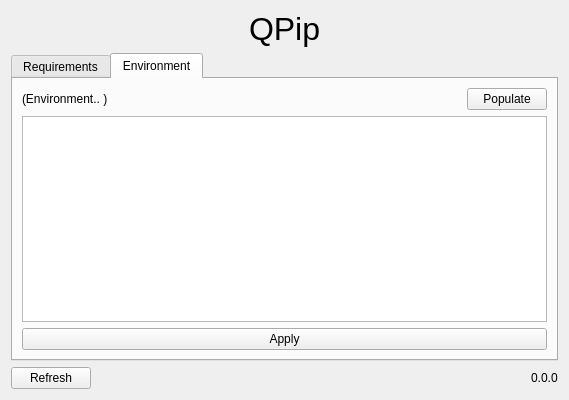
First picture: the form in qpip/configuration/options.ui, repository cnheider/eqip, before the edit.
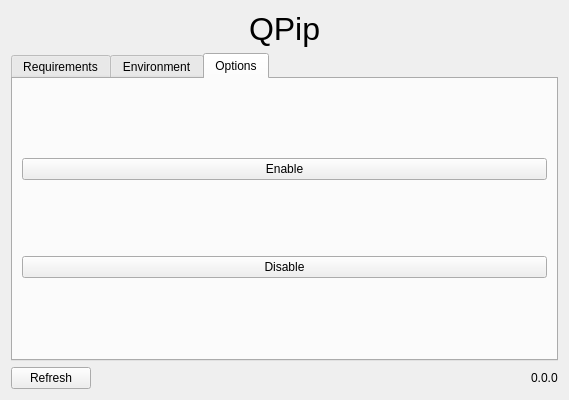
Second picture: the form after the edit.

Patch:
```diff
--- a/qpip/configuration/options.ui
+++ b/qpip/configuration/options.ui
@@ -98,7 +98,7 @@
       </sizepolicy>
      </property>
      <property name="currentIndex">
-      <number>1</number>
+      <number>2</number>
      </property>
      <widget class="QWidget" name="requirements_tab">
       <property name="sizePolicy">
@@ -191,6 +191,27 @@
        </item>
       </layout>
      </widget>
+     <widget class="QWidget" name="options_tab">
+      <attribute name="title">
+       <string>Options</string>
+      </attribute>
+      <layout class="QVBoxLayout" name="verticalLayout_3">
+       <item>
+        <widget class="QPushButton" name="enable_button">
+         <property name="text">
+          <string>Enable</string>
+         </property>
+        </widget>
+       </item>
+       <item>
+        <widget class="QPushButton" name="disable_button">
+         <property name="text">
+          <string>Disable</string>
+         </property>
+        </widget>
+       </item>
+      </layout>
+     </widget>
     </widget>
    </item>
    <item>
```
